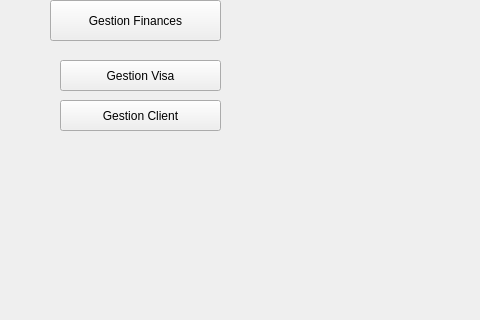
Old version of the form mainwindow.ui in the repository didaa16/Smart_Business_travel_agency_2A34; both pictures show x 0 to 480 and y 280 to 600 of the 1127 by 730 pixel window.
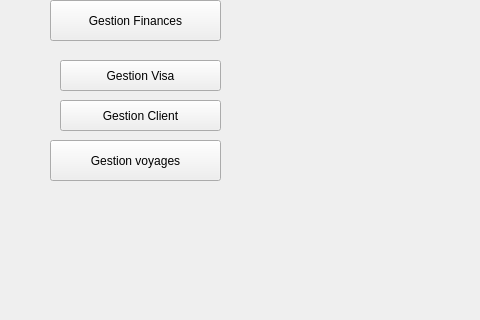
New version of the form. Icons and pictures are not drawn.

Commit message: INEGRATION N°5 GESTION VOYAGE

Patch:
```diff
--- a/mainwindow.ui
+++ b/mainwindow.ui
@@ -74,6 +74,23 @@
      <string>Gestion Client</string>
     </property>
    </widget>
+   <widget class="QPushButton" name="pushButton_5">
+    <property name="geometry">
+     <rect>
+      <x>50</x>
+      <y>420</y>
+      <width>171</width>
+      <height>41</height>
+     </rect>
+    </property>
+    <property name="text">
+     <string>Gestion voyages</string>
+    </property>
+    <property name="icon">
+     <iconset resource="Ressources.qrc">
+      <normaloff>:/Boutons/Bottons/Hotel.png</normaloff>:/Boutons/Bottons/Hotel.png</iconset>
+    </property>
+   </widget>
   </widget>
   <widget class="QMenuBar" name="menubar">
    <property name="geometry">
```
The commit also changes 13 other files.
